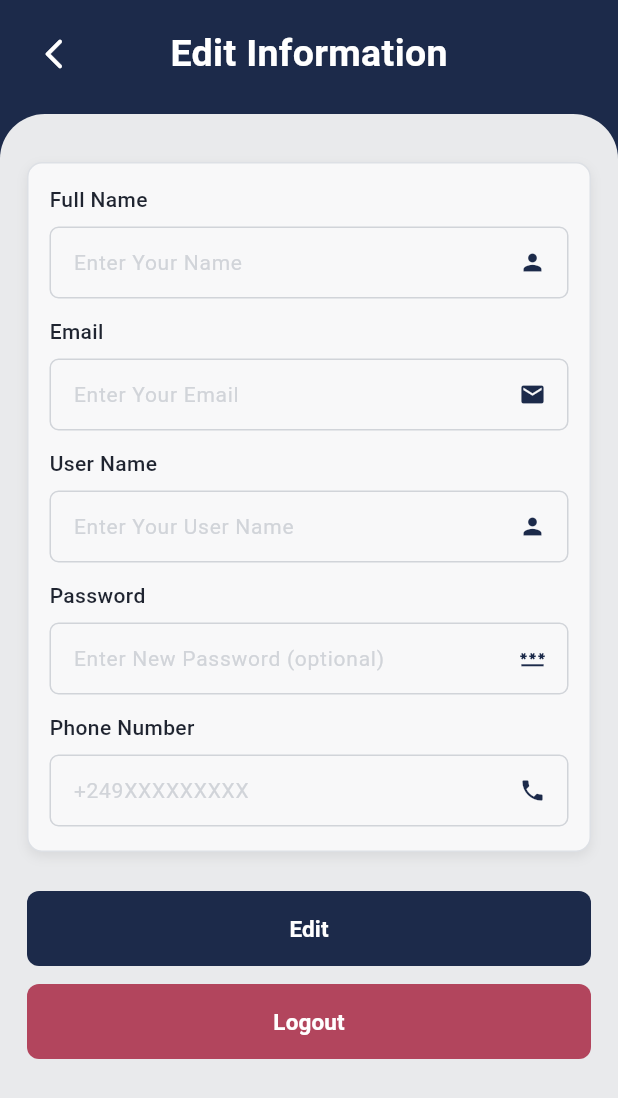
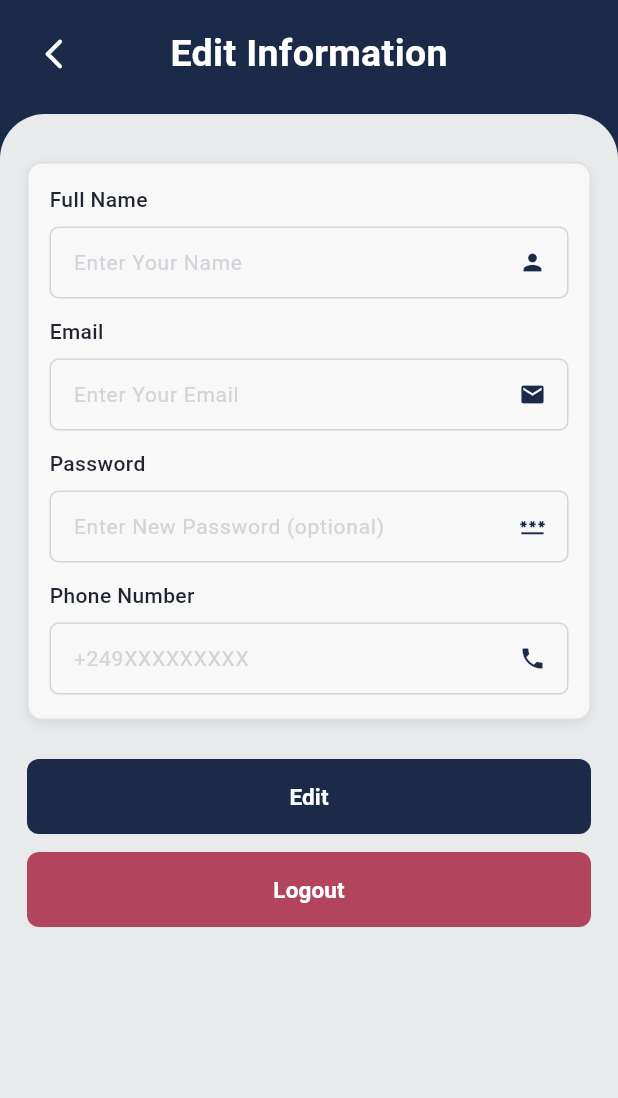
Before and after one commit to MozHrMamoun/AMAN-Mobile-App, a Flutter app: the ProfileEditPage screen opened directly, on a phone screen of 412 x 824 dp. Shown: the top 1098 px of the screen. Run offline on Flutter 3.47's test engine with Material 3 defaults, Android fonts, the phone set to English and light mode, and no system bars; our stand-ins replace app_links, image_picker, shared_preferences, supabase_flutter; accounts and stored records are empty.

Commit message:
Remove user name edit

```diff
--- a/mobile_app/lib/features/profile/data/profile_repository.dart
+++ b/mobile_app/lib/features/profile/data/profile_repository.dart
@@ -24,7 +24,6 @@ class ProfileRepository {
   Future<void> updateProfile({
     required String fullName,
     required String email,
-    required String username,
     required String phone,
   }) async {
     final user = currentUser;
@@ -33,7 +32,6 @@ class ProfileRepository {
     }
 
     final normalizedEmail = email.trim().toLowerCase();
-    final normalizedUsername = username.trim().toLowerCase();
 
     await _client.auth.updateUser(
       UserAttributes(email: normalizedEmail),
@@ -42,7 +40,6 @@ class ProfileRepository {
     await _client.from('user').update({
       'full_name': fullName.trim(),
       'email': normalizedEmail,
-      'username': normalizedUsername,
       'phone': phone.trim(),
       'updated_at': DateTime.now().toIso8601String(),
     }).eq('user_id', user.id);
--- a/mobile_app/lib/features/profile/presentation/edit_information_page.dart
+++ b/mobile_app/lib/features/profile/presentation/edit_information_page.dart
@@ -15,7 +15,6 @@ class ProfileEditPage extends StatefulWidget {
 class _ProfileEditPageState extends State<ProfileEditPage> {
   final _fullNameController = TextEditingController();
   final _emailController = TextEditingController();
-  final _usernameController = TextEditingController();
   final _passwordController = TextEditingController();
   final _phoneController = TextEditingController();
 
@@ -49,7 +48,6 @@ class _ProfileEditPageState extends State<ProfileEditPage> {
     if (profile != null) {
       _fullNameController.text = profile.fullName;
       _emailController.text = profile.email;
-      _usernameController.text = profile.username;
       _phoneController.text = profile.phone;
     }
 
@@ -66,7 +64,6 @@ class _ProfileEditPageState extends State<ProfileEditPage> {
     final result = await _controller.updateProfile(
       fullName: _fullNameController.text,
       email: _emailController.text,
-      username: _usernameController.text,
       phone: _phoneController.text,
       password: _passwordController.text,
     );
@@ -118,7 +115,6 @@ class _ProfileEditPageState extends State<ProfileEditPage> {
   void dispose() {
     _fullNameController.dispose();
     _emailController.dispose();
-    _usernameController.dispose();
     _passwordController.dispose();
     _phoneController.dispose();
     super.dispose();
@@ -207,13 +203,6 @@ class _ProfileEditPageState extends State<ProfileEditPage> {
                                     icon: Icons.email,
                                     controller: _emailController,
                                     keyboardType: TextInputType.emailAddress,
-                                  ),
-                                  const SizedBox(height: 12),
-                                  const _InputLabel('User Name'),
-                                  _InputField(
-                                    hint: 'Enter Your User Name',
-                                    icon: Icons.person,
-                                    controller: _usernameController,
                                   ),
                                   const SizedBox(height: 12),
                                   const _InputLabel('Password'),
--- a/mobile_app/lib/features/profile/state/profile_controller.dart
+++ b/mobile_app/lib/features/profile/state/profile_controller.dart
@@ -62,13 +62,11 @@ class ProfileController {
   Future<ProfileActionResult> updateProfile({
     required String fullName,
     required String email,
-    required String username,
     required String phone,
     required String password,
   }) async {
     if (fullName.trim().isEmpty ||
         email.trim().isEmpty ||
-        username.trim().isEmpty ||
         phone.trim().isEmpty) {
       return ProfileActionResult.error('Please fill all required fields.');
     }
@@ -87,7 +85,6 @@ class ProfileController {
       await _repository.updateProfile(
         fullName: fullName,
         email: email,
-        username: username,
         phone: phone,
       );
 
```
Also changed, not shown: 1 other file.
